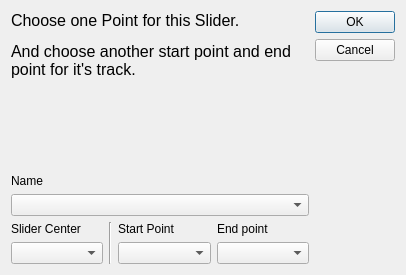
First picture: the form in core/simulate/edit_slider.ui, repository KmolYuan/Pyslvs-UI, before the edit.
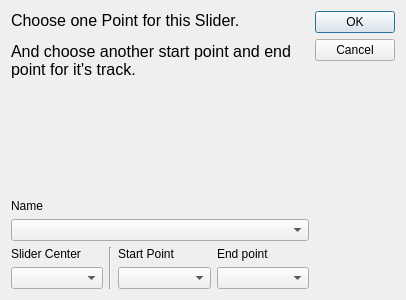
Second picture: the form after the edit. Icons and pictures are not drawn.

Commit message: QSplitter for main window panel.

```diff
--- a/core/simulate/edit_slider.ui
+++ b/core/simulate/edit_slider.ui
@@ -7,7 +7,7 @@
     <x>0</x>
     <y>0</y>
     <width>406</width>
-    <height>275</height>
+    <height>300</height>
    </rect>
   </property>
   <property name="sizePolicy">
@@ -19,13 +19,13 @@
   <property name="minimumSize">
    <size>
     <width>406</width>
-    <height>275</height>
+    <height>300</height>
    </size>
   </property>
   <property name="maximumSize">
    <size>
     <width>406</width>
-    <height>275</height>
+    <height>300</height>
    </size>
   </property>
   <property name="windowTitle">
```
The commit also changes 4 other files.
